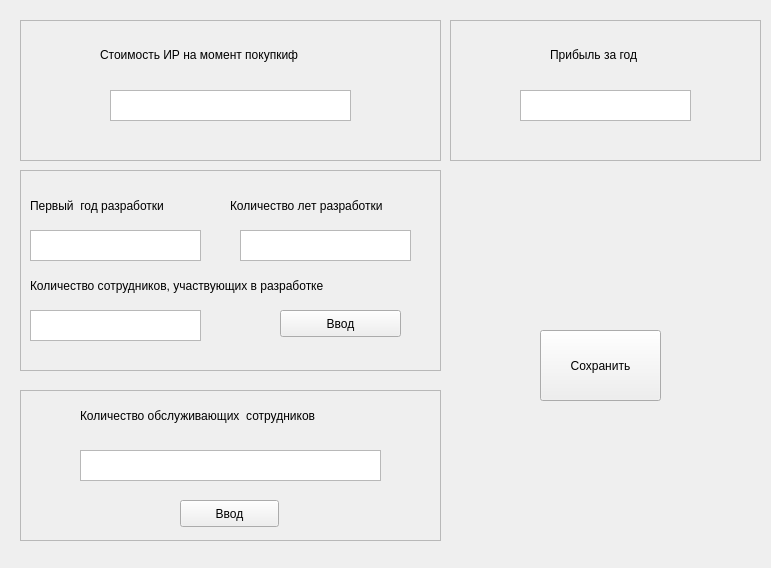
Before: the Qt Designer form formir.ui in Factotum8/OKOIB_1, drawn with Qt 5.
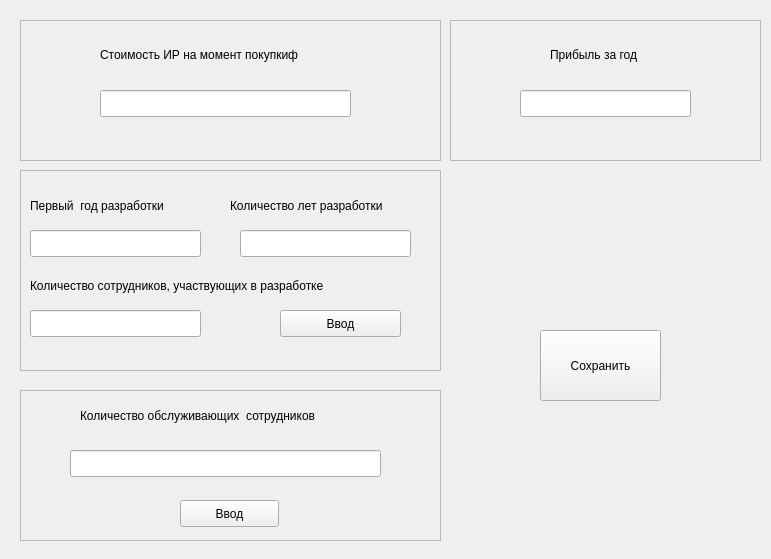
After: the same form once the commit is applied.

Commit message: New class FormEmployees

```diff
--- a/formir.ui
+++ b/formir.ui
@@ -7,7 +7,7 @@
     <x>0</x>
     <y>0</y>
     <width>771</width>
-    <height>568</height>
+    <height>559</height>
    </rect>
   </property>
   <property name="sizePolicy">
@@ -47,13 +47,13 @@
      <string>&lt;html&gt;&lt;head/&gt;&lt;body&gt;&lt;p&gt;Стоимость ИР на момент покупкиф&lt;/p&gt;&lt;/body&gt;&lt;/html&gt;</string>
     </property>
    </widget>
-   <widget class="QTextEdit" name="textEditacquire">
+   <widget class="QLineEdit" name="textEditAcquire">
     <property name="geometry">
      <rect>
-      <x>90</x>
+      <x>80</x>
       <y>70</y>
-      <width>241</width>
-      <height>31</height>
+      <width>251</width>
+      <height>27</height>
      </rect>
     </property>
     <property name="inputMethodHints">
@@ -108,19 +108,6 @@
      <string>Количество лет разработки</string>
     </property>
    </widget>
-   <widget class="QTextEdit" name="textEditfirstyear">
-    <property name="geometry">
-     <rect>
-      <x>10</x>
-      <y>60</y>
-      <width>171</width>
-      <height>31</height>
-     </rect>
-    </property>
-    <property name="inputMethodHints">
-     <set>Qt::ImhMultiLine|Qt::ImhPreferNumbers</set>
-    </property>
-   </widget>
    <widget class="QLabel" name="label_7">
     <property name="geometry">
      <rect>
@@ -137,19 +124,6 @@
      <string>Количество сотрудников, участвующих в разработке </string>
     </property>
    </widget>
-   <widget class="QTextEdit" name="textEditemployees_5">
-    <property name="geometry">
-     <rect>
-      <x>10</x>
-      <y>140</y>
-      <width>171</width>
-      <height>31</height>
-     </rect>
-    </property>
-    <property name="inputMethodHints">
-     <set>Qt::ImhMultiLine|Qt::ImhPreferNumbers</set>
-    </property>
-   </widget>
    <widget class="QPushButton" name="TableDev">
     <property name="geometry">
      <rect>
@@ -163,17 +137,34 @@
      <string>Ввод</string>
     </property>
    </widget>
-   <widget class="QTextEdit" name="textEdityearsdev">
+   <widget class="QLineEdit" name="textEditFirstYearDev">
+    <property name="geometry">
+     <rect>
+      <x>10</x>
+      <y>60</y>
+      <width>171</width>
+      <height>27</height>
+     </rect>
+    </property>
+   </widget>
+   <widget class="QLineEdit" name="textEditYearsDev">
     <property name="geometry">
      <rect>
       <x>220</x>
       <y>60</y>
       <width>171</width>
-      <height>31</height>
+      <height>27</height>
      </rect>
     </property>
-    <property name="inputMethodHints">
-     <set>Qt::ImhMultiLine|Qt::ImhPreferNumbers</set>
+   </widget>
+   <widget class="QLineEdit" name="textEditEmployeesDev">
+    <property name="geometry">
+     <rect>
+      <x>10</x>
+      <y>140</y>
+      <width>171</width>
+      <height>27</height>
+     </rect>
     </property>
    </widget>
   </widget>
@@ -208,16 +199,6 @@
      <string>Количество обслуживающих  сотрудников  </string>
     </property>
    </widget>
-   <widget class="QTextEdit" name="textEditmaintainemployees">
-    <property name="geometry">
-     <rect>
-      <x>60</x>
-      <y>60</y>
-      <width>301</width>
-      <height>31</height>
-     </rect>
-    </property>
-   </widget>
    <widget class="QPushButton" name="TableMaintain">
     <property name="geometry">
      <rect>
@@ -231,6 +212,16 @@
      <string>Ввод</string>
     </property>
    </widget>
+   <widget class="QLineEdit" name="textEditEmployeesMaint">
+    <property name="geometry">
+     <rect>
+      <x>50</x>
+      <y>60</y>
+      <width>311</width>
+      <height>27</height>
+     </rect>
+    </property>
+   </widget>
   </widget>
   <widget class="QFrame" name="frame_6">
    <property name="geometry">
@@ -273,13 +264,13 @@
      <string>&lt;html&gt;&lt;head/&gt;&lt;body&gt;&lt;p&gt;Прибыль за год&lt;/p&gt;&lt;/body&gt;&lt;/html&gt;</string>
     </property>
    </widget>
-   <widget class="QTextEdit" name="textEditprofit">
+   <widget class="QLineEdit" name="textEditProfit">
     <property name="geometry">
      <rect>
       <x>70</x>
       <y>70</y>
       <width>171</width>
-      <height>31</height>
+      <height>27</height>
      </rect>
     </property>
     <property name="inputMethodHints">
```
Left out of the diff: 31 changed lines with no effect on the pictures. The commit also changes 12 other files.
